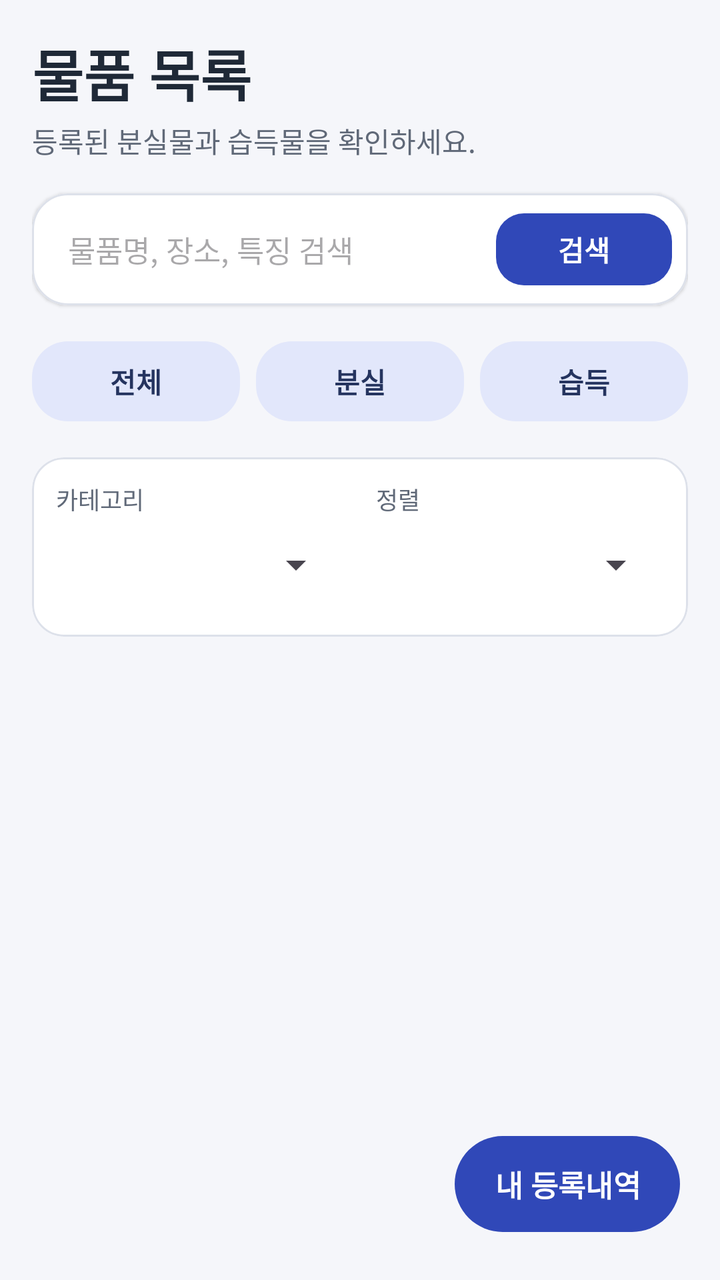
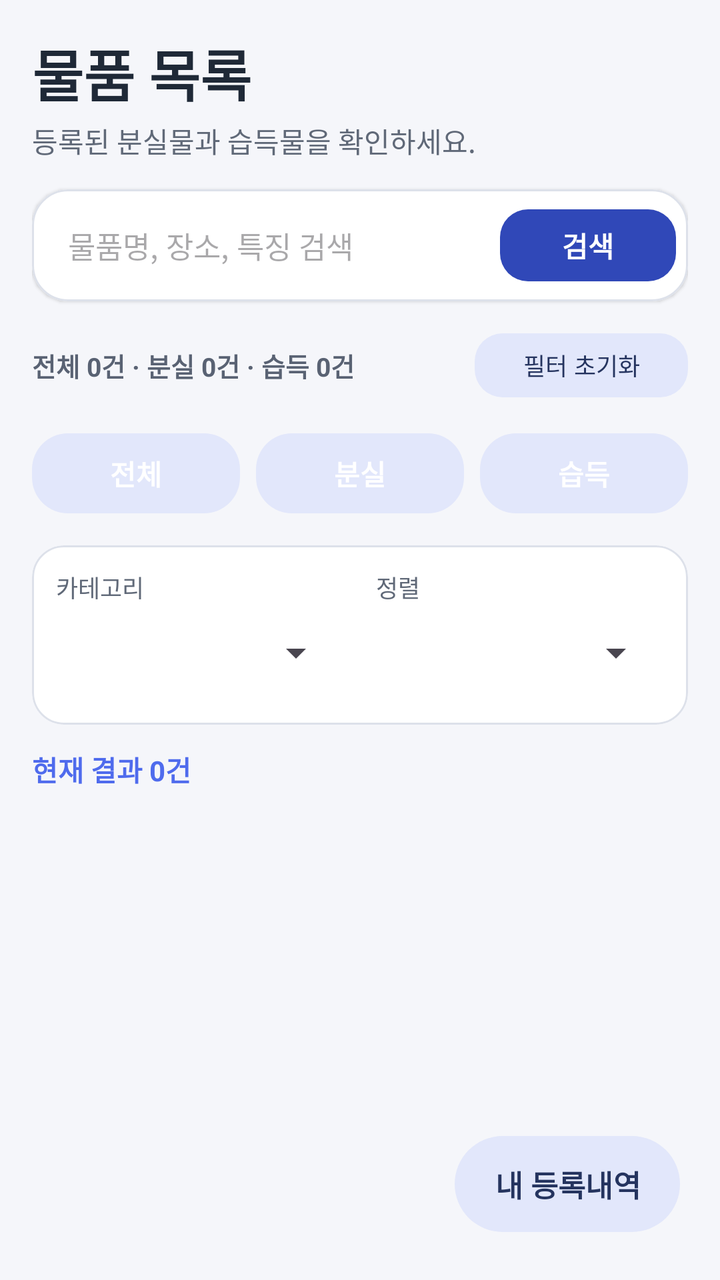

Before-and-after screenshots of an Android layout around one commit, followed by the original layout XML and the change that was made.
<!-- AndroidManifest.xml: application theme Theme.LostFoundApp -->
<!-- res/layout/activity_item_list.xml -->
<?xml version="1.0" encoding="utf-8"?>
<FrameLayout
    xmlns:android="http://schemas.android.com/apk/res/android"
    xmlns:app="http://schemas.android.com/apk/res-auto"
    android:layout_width="match_parent"
    android:layout_height="match_parent"
    android:background="#F5F6FA">


    
    
    

    <LinearLayout
        android:layout_width="match_parent"
        android:layout_height="match_parent"
        android:orientation="vertical"
        android:padding="16dp">


        
        <TextView
            android:layout_width="wrap_content"
            android:layout_height="wrap_content"
            android:text="물품 목록"
            android:textColor="#1F2937"
            android:textSize="28sp"
            android:textStyle="bold" />


        <TextView
            android:layout_width="wrap_content"
            android:layout_height="wrap_content"
            android:text="등록된 분실물과 습득물을 확인하세요."
            android:textColor="#606978"
            android:textSize="14sp"
            android:layout_marginTop="3dp"
            android:layout_marginBottom="16dp" />


        
        
        

        <com.google.android.material.card.MaterialCardView
            android:layout_width="match_parent"
            android:layout_height="wrap_content"
            app:cardBackgroundColor="#FFFFFF"
            app:cardCornerRadius="18dp"
            app:cardElevation="1dp"
            app:strokeColor="#DDE1EA"
            app:strokeWidth="1dp">

            <LinearLayout
                android:layout_width="match_parent"
                android:layout_height="wrap_content"
                android:orientation="horizontal"
                android:gravity="center_vertical"
                android:paddingStart="14dp"
                android:paddingEnd="8dp">


                <EditText
                    android:id="@+id/editSearch"
                    android:layout_width="0dp"
                    android:layout_height="56dp"
                    android:layout_weight="1"
                    android:background="@android:color/transparent"
                    android:hint="물품명, 장소, 특징 검색"
                    android:inputType="text"
                    android:singleLine="true"
                    android:textSize="15sp"
                    android:paddingStart="4dp" />


                <com.google.android.material.button.MaterialButton
                    android:id="@+id/btnSearch"
                    android:layout_width="wrap_content"
                    android:layout_height="44dp"
                    android:text="검색"
                    android:textColor="#FFFFFF"
                    android:textAllCaps="false"
                    android:textStyle="bold"

                    app:backgroundTint="@color/button_primary_background"
                    app:rippleColor="#8195E6"
                    app:cornerRadius="14dp" />

            </LinearLayout>

        </com.google.android.material.card.MaterialCardView>


        
        
        
        

        <LinearLayout
            android:layout_width="match_parent"
            android:layout_height="wrap_content"
            android:layout_marginTop="14dp"
            android:orientation="horizontal">


            
            <com.google.android.material.button.MaterialButton
                android:id="@+id/btnAll"
                android:layout_width="0dp"
                android:layout_height="48dp"
                android:layout_weight="1"

                android:text="전체"
                android:textColor="#25345F"
                android:textSize="14sp"
                android:textStyle="bold"
                android:textAllCaps="false"

                app:backgroundTint="@color/button_secondary_background"
                app:rippleColor="#7D92DF"
                app:cornerRadius="18dp" />


            
            <com.google.android.material.button.MaterialButton
                android:id="@+id/btnLost"
                android:layout_width="0dp"
                android:layout_height="48dp"
                android:layout_weight="1"

                android:layout_marginStart="8dp"

                android:text="분실"
                android:textColor="#25345F"
                android:textSize="14sp"
                android:textStyle="bold"
                android:textAllCaps="false"

                app:backgroundTint="@color/button_secondary_background"
                app:rippleColor="#7D92DF"
                app:cornerRadius="18dp" />


            
            <com.google.android.material.button.MaterialButton
                android:id="@+id/btnFound"
                android:layout_width="0dp"
                android:layout_height="48dp"
                android:layout_weight="1"

                android:layout_marginStart="8dp"

                android:text="습득"
                android:textColor="#25345F"
                android:textSize="14sp"
                android:textStyle="bold"
                android:textAllCaps="false"

                app:backgroundTint="@color/button_secondary_background"
                app:rippleColor="#7D92DF"
                app:cornerRadius="18dp" />

        </LinearLayout>


        
        
        

        <com.google.android.material.card.MaterialCardView
            android:layout_width="match_parent"
            android:layout_height="wrap_content"
            android:layout_marginTop="14dp"

            app:cardBackgroundColor="#FFFFFF"
            app:cardCornerRadius="16dp"
            app:cardElevation="0dp"
            app:strokeColor="#DDE1EA"
            app:strokeWidth="1dp">

            <LinearLayout
                android:layout_width="match_parent"
                android:layout_height="wrap_content"
                android:orientation="horizontal"
                android:padding="12dp">


                
                <LinearLayout
                    android:layout_width="0dp"
                    android:layout_height="wrap_content"
                    android:layout_weight="1"
                    android:layout_marginEnd="8dp"
                    android:orientation="vertical">


                    <TextView
                        android:layout_width="wrap_content"
                        android:layout_height="wrap_content"
                        android:text="카테고리"
                        android:textColor="#606978"
                        android:textSize="12sp" />


                    <Spinner
                        android:id="@+id/spinnerCategoryFilter"
                        android:layout_width="match_parent"
                        android:layout_height="48dp" />

                </LinearLayout>


                
                <LinearLayout
                    android:layout_width="0dp"
                    android:layout_height="wrap_content"
                    android:layout_weight="1"
                    android:layout_marginStart="8dp"
                    android:orientation="vertical">


                    <TextView
                        android:layout_width="wrap_content"
                        android:layout_height="wrap_content"
                        android:text="정렬"
                        android:textColor="#606978"
                        android:textSize="12sp" />


                    <Spinner
                        android:id="@+id/spinnerSort"
                        android:layout_width="match_parent"
                        android:layout_height="48dp" />

                </LinearLayout>

            </LinearLayout>

        </com.google.android.material.card.MaterialCardView>


        
        
        

        <androidx.recyclerview.widget.RecyclerView
            android:id="@+id/recyclerView"
            android:layout_width="match_parent"
            android:layout_height="0dp"
            android:layout_weight="1"
            android:layout_marginTop="10dp"

            android:clipToPadding="false"

            android:paddingBottom="100dp" />

    </LinearLayout>


    
    
    

    <com.google.android.material.button.MaterialButton
        android:id="@+id/btnMyItems"

        android:layout_width="wrap_content"
        android:layout_height="56dp"

        android:layout_gravity="bottom|end"
        android:layout_marginEnd="20dp"
        android:layout_marginBottom="20dp"

        android:elevation="8dp"

        android:text="내 등록내역"
        android:textSize="15sp"
        android:textStyle="bold"
        android:textAllCaps="false"
        android:textColor="#FFFFFF"

        android:paddingStart="20dp"
        android:paddingEnd="20dp"

        app:backgroundTint="@color/button_primary_background"

        app:rippleColor="#8195E6"

        app:cornerRadius="28dp" />


</FrameLayout>
<!-- resources referenced by this layout -->
<resources>
  <style name="Theme.LostFoundApp" parent="Base.Theme.LostFoundApp" />
  <style name="Base.Theme.LostFoundApp" parent="Theme.Material3.DayNight.NoActionBar">
          
          
      </style>
</resources>

<!-- the commit's change to res/layout/activity_item_list.xml (unified diff, before → after) -->
@@ -31,11 +31,11 @@
         <TextView
             android:layout_width="wrap_content"
             android:layout_height="wrap_content"
+            android:layout_marginTop="3dp"
+            android:layout_marginBottom="14dp"
             android:text="등록된 분실물과 습득물을 확인하세요."
             android:textColor="#606978"
-            android:textSize="14sp"
-            android:layout_marginTop="3dp"
-            android:layout_marginBottom="16dp" />
+            android:textSize="14sp" />
 
 
         
@@ -53,17 +53,18 @@
 
             <LinearLayout
                 android:layout_width="match_parent"
-                android:layout_height="wrap_content"
+                android:layout_height="56dp"
                 android:orientation="horizontal"
                 android:gravity="center_vertical"
                 android:paddingStart="14dp"
-                android:paddingEnd="8dp">
-
-
+                android:paddingEnd="6dp">
+
+
+                
                 <EditText
                     android:id="@+id/editSearch"
                     android:layout_width="0dp"
-                    android:layout_height="56dp"
+                    android:layout_height="match_parent"
                     android:layout_weight="1"
                     android:background="@android:color/transparent"
                     android:hint="물품명, 장소, 특징 검색"
@@ -73,15 +74,36 @@
                     android:paddingStart="4dp" />
 
 
+                
+                <com.google.android.material.button.MaterialButton
+                    android:id="@+id/btnClearSearch"
+                    android:layout_width="40dp"
+                    android:layout_height="40dp"
+                    android:minWidth="0dp"
+                    android:minHeight="0dp"
+                    android:insetLeft="0dp"
+                    android:insetRight="0dp"
+                    android:insetTop="0dp"
+                    android:insetBottom="0dp"
+                    android:text="×"
+                    android:textSize="20sp"
+                    android:textColor="#596273"
+                    android:textAllCaps="false"
+                    android:visibility="gone"
+                    app:backgroundTint="@android:color/transparent"
+                    app:rippleColor="#C9D3F8"
+                    app:cornerRadius="20dp" />
+
+
+                
                 <com.google.android.material.button.MaterialButton
                     android:id="@+id/btnSearch"
                     android:layout_width="wrap_content"
                     android:layout_height="44dp"
                     android:text="검색"
+                    android:textAllCaps="false"
                     android:textColor="#FFFFFF"
-                    android:textAllCaps="false"
                     android:textStyle="bold"
-
                     app:backgroundTint="@color/button_primary_background"
                     app:rippleColor="#8195E6"
                     app:cornerRadius="14dp" />
@@ -94,68 +116,91 @@
         
         
         
-        
 
         <LinearLayout
             android:layout_width="match_parent"
             android:layout_height="wrap_content"
-            android:layout_marginTop="14dp"
+            android:layout_marginTop="12dp"
+            android:gravity="center_vertical"
             android:orientation="horizontal">
 
 
-            
+            <TextView
+                android:id="@+id/textTotalCount"
+                android:layout_width="0dp"
+                android:layout_height="wrap_content"
+                android:layout_weight="1"
+                android:text="전체 0건 · 분실 0건 · 습득 0건"
+                android:textColor="#596273"
+                android:textSize="13sp"
+                android:textStyle="bold" />
+
+
+            <com.google.android.material.button.MaterialButton
+                android:id="@+id/btnResetFilters"
+                android:layout_width="wrap_content"
+                android:layout_height="40dp"
+                android:text="필터 초기화"
+                android:textAllCaps="false"
+                android:textColor="#25345F"
+                android:textSize="12sp"
+                app:backgroundTint="@color/button_secondary_background"
+                app:rippleColor="#7D92DF"
+                app:cornerRadius="14dp" />
+
+        </LinearLayout>
+
+
+        
+        
+        
+
+        <LinearLayout
+            android:layout_width="match_parent"
+            android:layout_height="wrap_content"
+            android:layout_marginTop="10dp"
+            android:orientation="horizontal">
+
+
             <com.google.android.material.button.MaterialButton
                 android:id="@+id/btnAll"
                 android:layout_width="0dp"
                 android:layout_height="48dp"
                 android:layout_weight="1"
-
                 android:text="전체"
-                android:textColor="#25345F"
+                android:textAllCaps="false"
                 android:textSize="14sp"
                 android:textStyle="bold"
-                android:textAllCaps="false"
-
                 app:backgroundTint="@color/button_secondary_background"
                 app:rippleColor="#7D92DF"
                 app:cornerRadius="18dp" />
 
 
-            
             <com.google.android.material.button.MaterialButton
                 android:id="@+id/btnLost"
                 android:layout_width="0dp"
                 android:layout_height="48dp"
                 android:layout_weight="1"
-
                 android:layout_marginStart="8dp"
-
                 android:text="분실"
-                android:textColor="#25345F"
+                android:textAllCaps="false"
                 android:textSize="14sp"
                 android:textStyle="bold"
-                android:textAllCaps="false"
-
                 app:backgroundTint="@color/button_secondary_background"
                 app:rippleColor="#7D92DF"
                 app:cornerRadius="18dp" />
 
 
-            
             <com.google.android.material.button.MaterialButton
                 android:id="@+id/btnFound"
                 android:layout_width="0dp"
                 android:layout_height="48dp"
                 android:layout_weight="1"
-
                 android:layout_marginStart="8dp"
-
                 android:text="습득"
-                android:textColor="#25345F"
+                android:textAllCaps="false"
                 android:textSize="14sp"
                 android:textStyle="bold"
-                android:textAllCaps="false"
-
                 app:backgroundTint="@color/button_secondary_background"
                 app:rippleColor="#7D92DF"
                 app:cornerRadius="18dp" />
@@ -170,8 +215,7 @@
         <com.google.android.material.card.MaterialCardView
             android:layout_width="match_parent"
             android:layout_height="wrap_content"
-            android:layout_marginTop="14dp"
-
+            android:layout_marginTop="12dp"
             app:cardBackgroundColor="#FFFFFF"
             app:cardCornerRadius="16dp"
             app:cardElevation="0dp"
@@ -185,7 +229,6 @@
                 android:padding="12dp">
 
 
-                
                 <LinearLayout
                     android:layout_width="0dp"
                     android:layout_height="wrap_content"
@@ -193,7 +236,6 @@
                     android:layout_marginEnd="8dp"
                     android:orientation="vertical">
 
-
                     <TextView
                         android:layout_width="wrap_content"
                         android:layout_height="wrap_content"
@@ -201,7 +243,6 @@
                         android:textColor="#606978"
                         android:textSize="12sp" />
 
-
                     <Spinner
                         android:id="@+id/spinnerCategoryFilter"
                         android:layout_width="match_parent"
@@ -210,7 +251,6 @@
                 </LinearLayout>
 
 
-                
                 <LinearLayout
                     android:layout_width="0dp"
                     android:layout_height="wrap_content"
@@ -218,7 +258,6 @@
                     android:layout_marginStart="8dp"
                     android:orientation="vertical">
 
-
                     <TextView
                         android:layout_width="wrap_content"
                         android:layout_height="wrap_content"
@@ -226,7 +265,6 @@
                         android:textColor="#606978"
                         android:textSize="12sp" />
 
-
                     <Spinner
                         android:id="@+id/spinnerSort"
                         android:layout_width="match_parent"
@@ -240,19 +278,79 @@
 
 
         
-        
-        
-
-        <androidx.recyclerview.widget.RecyclerView
-            android:id="@+id/recyclerView"
+        <TextView
+            android:id="@+id/textResultCount"
+            android:layout_width="wrap_content"
+            android:layout_height="wrap_content"
+            android:layout_marginTop="12dp"
+            android:text="현재 결과 0건"
+            android:textColor="#4F6BED"
+            android:textSize="14sp"
+            android:textStyle="bold" />
+
+
+        
+        
+        
+
+        <FrameLayout
             android:layout_width="match_parent"
             android:layout_height="0dp"
             android:layout_weight="1"
-            android:layout_marginTop="10dp"
-
-            android:clipToPadding="false"
-
-            android:paddingBottom="100dp" />
+            android:layout_marginTop="4dp">
+
+
+            <androidx.recyclerview.widget.RecyclerView
+                android:id="@+id/recyclerView"
+                android:layout_width="match_parent"
+                android:layout_height="match_parent"
+                android:clipToPadding="false"
+                android:paddingBottom="100dp" />
+
+
+            
+            <LinearLayout
+                android:id="@+id/emptyView"
+                android:layout_width="match_parent"
+                android:layout_height="match_parent"
+                android:gravity="center"
+                android:orientation="vertical"
+                android:padding="30dp"
+                android:visibility="gone">
+
+
+                <ImageView
+                    android:layout_width="80dp"
+                    android:layout_height="80dp"
+                    android:src="@drawable/ic_item_placeholder"
+                    android:alpha="0.6"
+                    android:contentDescription="검색 결과 없음" />
+
+
+                <TextView
+                    android:id="@+id/textEmptyTitle"
+                    android:layout_width="wrap_content"
+                    android:layout_height="wrap_content"
+                    android:layout_marginTop="16dp"
+                    android:text="검색 결과가 없습니다"
+                    android:textColor="#374151"
+                    android:textSize="18sp"
+                    android:textStyle="bold" />
+
+
+                <TextView
+                    android:id="@+id/textEmptyMessage"
+                    android:layout_width="wrap_content"
+                    android:layout_height="wrap_content"
+                    android:layout_marginTop="6dp"
+                    android:gravity="center"
+                    android:text="검색어나 필터 조건을 변경해보세요."
+                    android:textColor="#8A909C"
+                    android:textSize="14sp" />
+
+            </LinearLayout>
+
+        </FrameLayout>
 
     </LinearLayout>
 
@@ -263,29 +361,21 @@
 
     <com.google.android.material.button.MaterialButton
         android:id="@+id/btnMyItems"
-
         android:layout_width="wrap_content"
         android:layout_height="56dp"
-
         android:layout_gravity="bottom|end"
         android:layout_marginEnd="20dp"
         android:layout_marginBottom="20dp"
-
         android:elevation="8dp"
-
+        android:paddingStart="20dp"
+        android:paddingEnd="20dp"
         android:text="내 등록내역"
+        android:textAllCaps="false"
+        android:textColor="#25345F"
         android:textSize="15sp"
         android:textStyle="bold"
-        android:textAllCaps="false"
-        android:textColor="#FFFFFF"
-
-        android:paddingStart="20dp"
-        android:paddingEnd="20dp"
-
-        app:backgroundTint="@color/button_primary_background"
-
-        app:rippleColor="#8195E6"
-
+        app:backgroundTint="@color/button_secondary_background"
+        app:rippleColor="#7D92DF"
         app:cornerRadius="28dp" />
 
 
<!-- resource entries referenced after the edit -->
@@ -1,5 +1,10 @@
 <!-- resources referenced by this layout -->
 <resources>
+  <!-- drawable ic_item_placeholder (drawable) -->
+  <?xml version="1.0" encoding="utf-8"?>
+  <selector xmlns:android="http://schemas.android.com/apk/res/android">
+  
+  </selector>
   <style name="Theme.LostFoundApp" parent="Base.Theme.LostFoundApp" />
   <style name="Base.Theme.LostFoundApp" parent="Theme.Material3.DayNight.NoActionBar">
           
